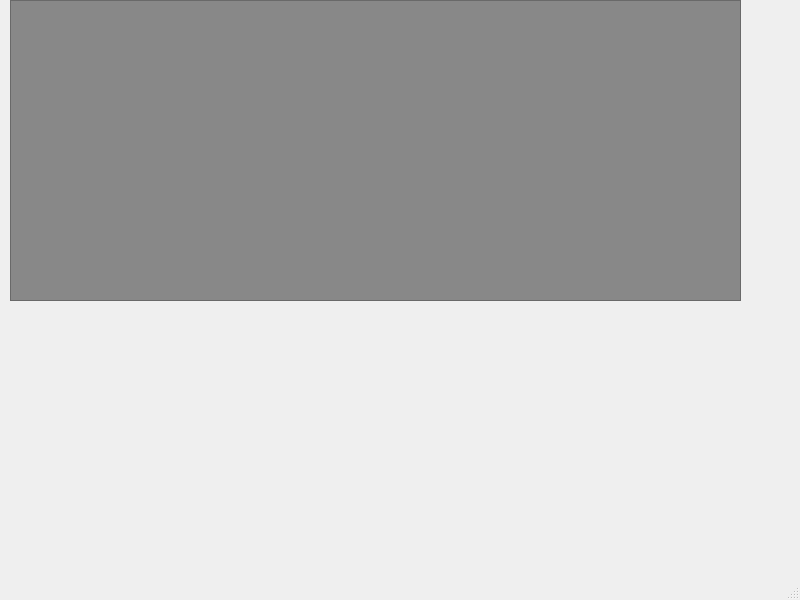
The window that juego/mainwindow.ui (David8823/Final-Info-2) describes before a commit, drawn with Qt 5.
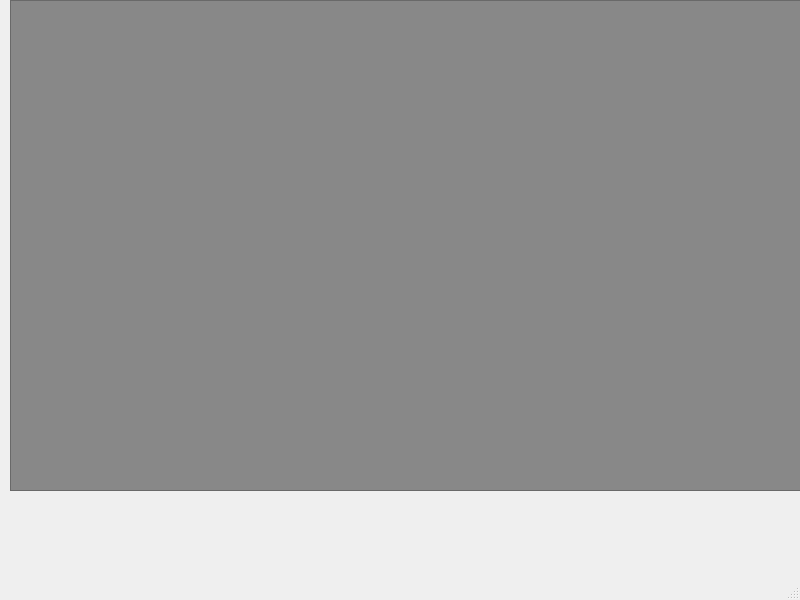
The same window after the commit.

Diff of the .ui file:
```diff
--- a/juego/mainwindow.ui
+++ b/juego/mainwindow.ui
@@ -19,8 +19,8 @@
      <rect>
       <x>10</x>
       <y>0</y>
-      <width>731</width>
-      <height>301</height>
+      <width>791</width>
+      <height>491</height>
      </rect>
     </property>
     <property name="styleSheet">
```
